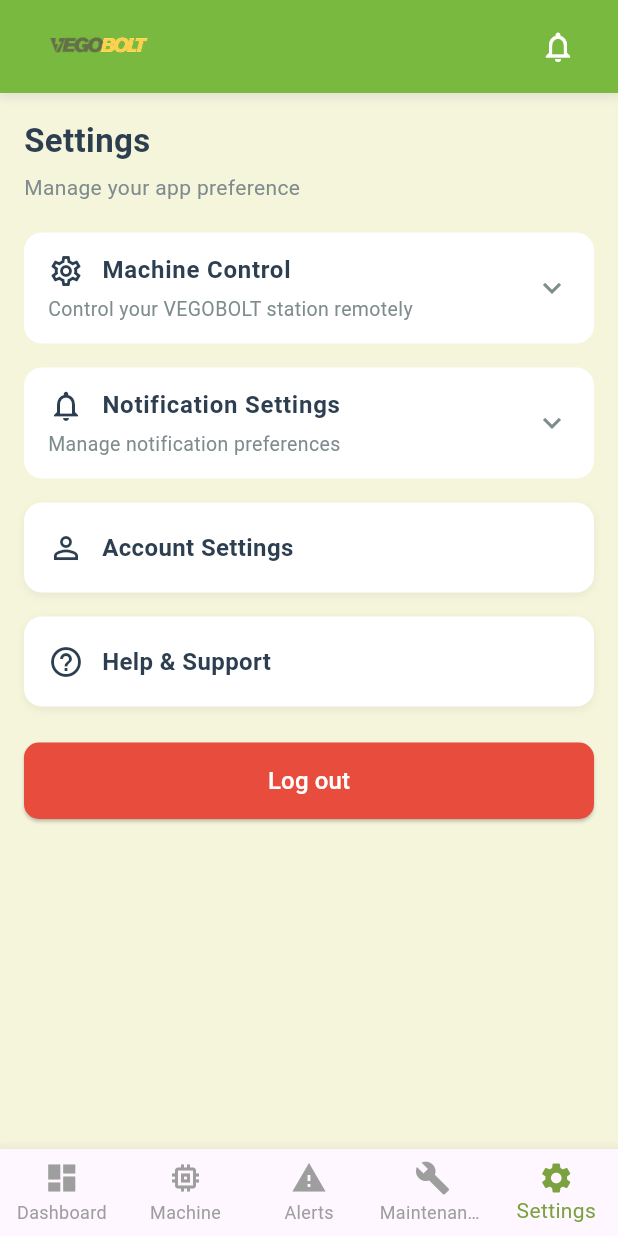
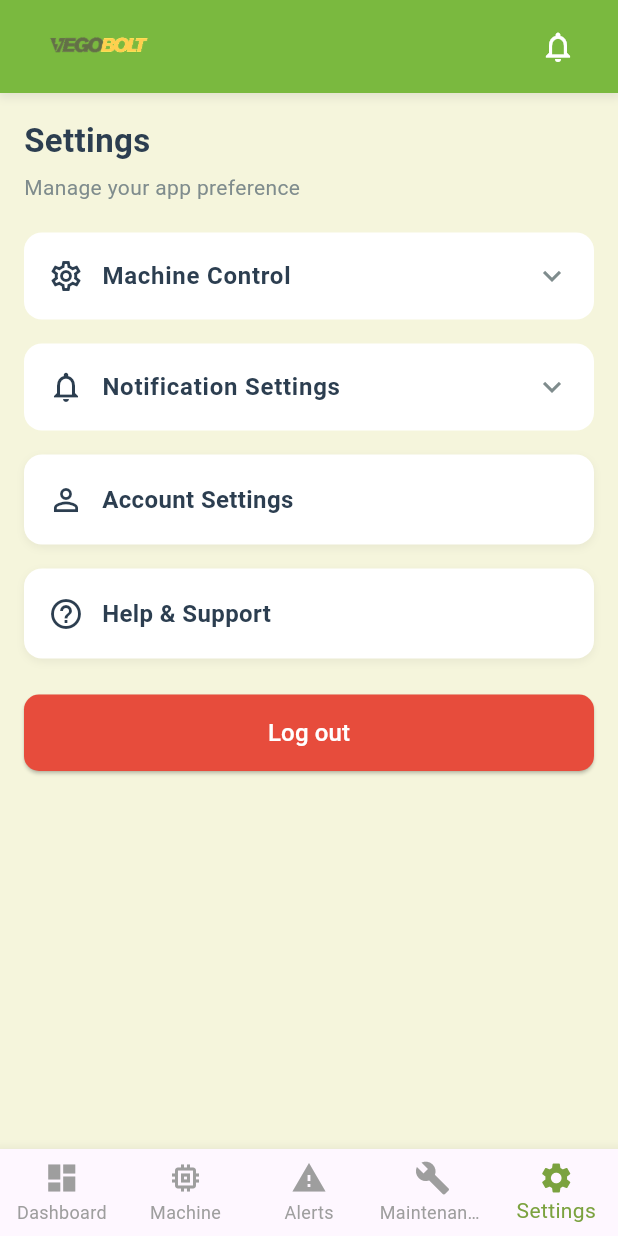
Before and after one commit to Masdyyy/Vegobolt-App, a Flutter app: the SettingsPage screen opened by its route, on a phone screen of 412 x 824 dp. Run offline on Flutter 3.47's test engine with Material 3 defaults, Android fonts, the phone set to English and light mode, and no system bars; our stand-ins replace flutter_secure_storage; accounts and stored records are empty; network calls fail.

Commit message:
Remove subtitles from expandable cards in Settings
Eliminated the subtitle property and related UI from the _buildExpandableCard widget and its usages in the Settings page. This streamlines the card appearance and removes extra vertical spacing between the card title and content.

```diff
--- a/vegobolt/lib/Pages/Settings.dart
+++ b/vegobolt/lib/Pages/Settings.dart
@@ -80,7 +80,6 @@ class _SettingsPageState extends State<SettingsPage> {
                   // MACHINE CONTROL
                   _buildExpandableCard(
                     title: 'Machine Control',
-                    subtitle: 'Control your VEGOBOLT station remotely',
                     icon: Icons.settings_outlined,
                     expanded: _isMachineExpanded,
                     onExpand: (v) => setState(() => _isMachineExpanded = v),
@@ -105,7 +104,6 @@ class _SettingsPageState extends State<SettingsPage> {
                   // NOTIFICATION SETTINGS
                   _buildExpandableCard(
                     title: 'Notification Settings',
-                    subtitle: 'Manage notification preferences',
                     icon: Icons.notifications_none_outlined,
                     expanded: _isNotifExpanded,
                     onExpand: (v) => setState(() => _isNotifExpanded = v),
@@ -186,7 +184,6 @@ class _SettingsPageState extends State<SettingsPage> {
   // 🔧 Reusable widgets
   Widget _buildExpandableCard({
     required String title,
-    required String subtitle,
     required IconData icon,
     required bool expanded,
     required Function(bool) onExpand,
@@ -216,16 +213,7 @@ class _SettingsPageState extends State<SettingsPage> {
               ),
             ],
           ),
-          subtitle: Padding(
-            padding: const EdgeInsets.only(top: 4),
-            child: Text(
-              subtitle,
-              style: const TextStyle(
-                fontSize: 13,
-                color: AppColors.textSecondary,
-              ),
-            ),
-          ),
+          subtitle: null,
           trailing: Icon(
             expanded ? Icons.keyboard_arrow_up : Icons.keyboard_arrow_down,
             color: AppColors.textSecondary,
@@ -233,7 +221,8 @@ class _SettingsPageState extends State<SettingsPage> {
           onExpansionChanged: onExpand,
           children: [
             Padding(
-              padding: const EdgeInsets.symmetric(horizontal: 16, vertical: 12),
+              // remove vertical gap between title and content
+              padding: const EdgeInsets.symmetric(horizontal: 16, vertical: 0),
               child: Column(children: children),
             ),
           ],
```
